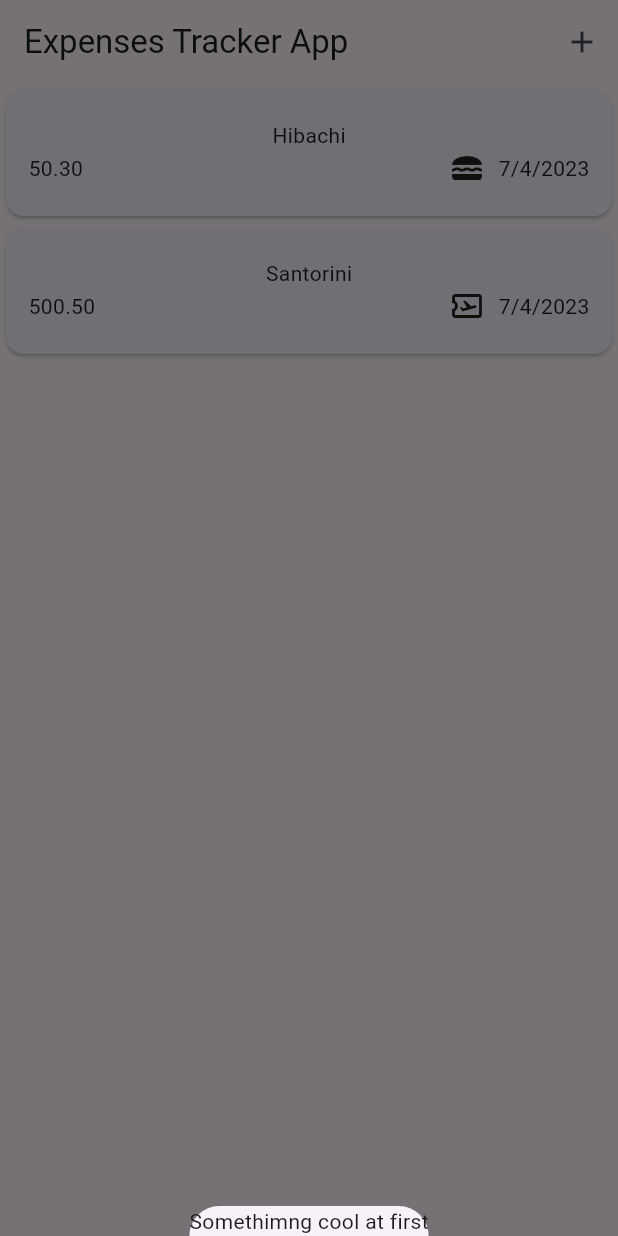
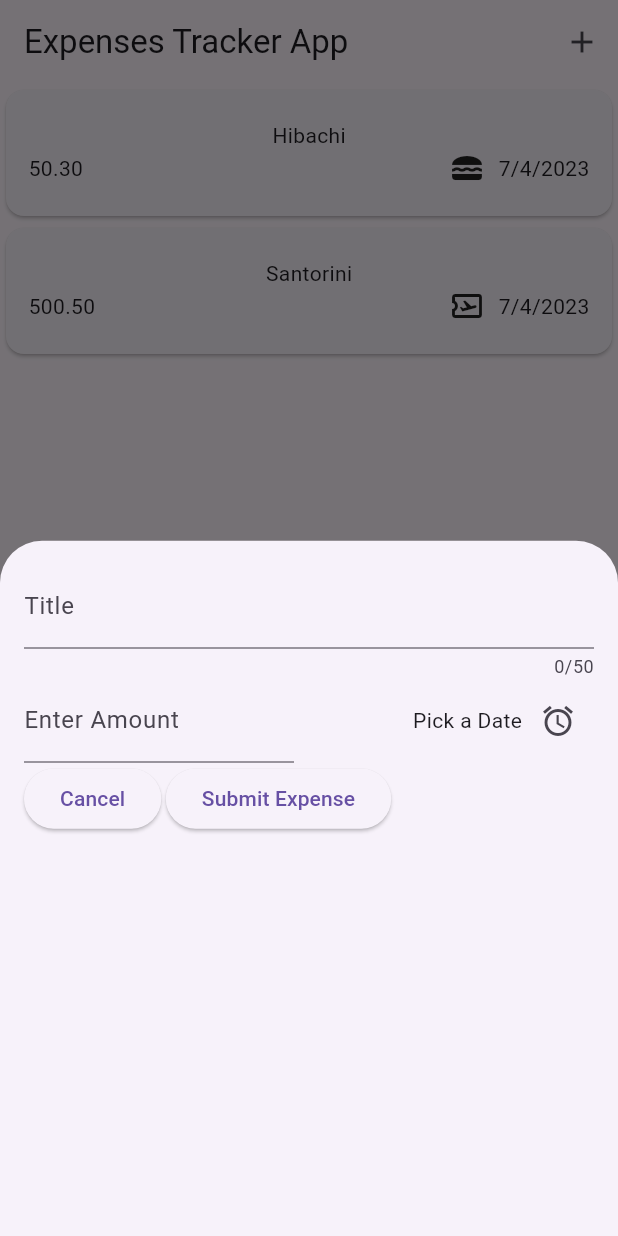
Before and after one commit to vinxe-offiah/expense_tracker, a Flutter app: the screen it shows after launch, after a tap on the "add" icon, on a phone screen of 412 x 824 dp. Run offline on Flutter 3.47's test engine with Material 2 defaults, Android fonts, the phone set to English and light mode, and no system bars.

Commit message:
Further Mod

```diff
--- a/lib/widgets/expenses.dart
+++ b/lib/widgets/expenses.dart
@@ -1,5 +1,6 @@
 import 'package:expense_tracker/widgets/expenses_list/expenses_list.dart';
 import 'package:expense_tracker/models/expense.dart';
+import 'package:expense_tracker/widgets/new_expense.dart';
 import 'package:flutter/material.dart';
 
 class Expenses extends StatefulWidget {
@@ -30,7 +31,7 @@ class _ExpensesState extends State<Expenses> {
   void _showModalOverlay() {
     showModalBottomSheet(
       context: context,
-      builder: (ctx) => const Text('Somethimng cool at first'),
+      builder: (ctx) => const NewExpense(),
     );
   }
 
--- /dev/null
+++ b/lib/widgets/new_expense.dart
@@ -0,0 +1,96 @@
+import 'package:flutter/material.dart';
+
+class NewExpense extends StatefulWidget {
+  const NewExpense({super.key});
+
+  @override
+  State<NewExpense> createState() {
+    return _NewExpenseState();
+  }
+}
+
+class _NewExpenseState extends State<NewExpense> {
+  final _theInputController = TextEditingController();
+  final _amountController = TextEditingController();
+
+  void _presentDatePicker() {
+    final now = DateTime.now();
+    final firstDate = DateTime(now.year - 1, now.month, now.day);
+
+    showDatePicker(
+        context: context,
+        initialDate: now,
+        firstDate: firstDate,
+        lastDate: now);
+  }
+
+  @override
+  void dispose() {
+    _theInputController.dispose();
+    _amountController.dispose();
+    super.dispose();
+  }
+
+  @override
+  Widget build(context) {
+    return Padding(
+      padding: const EdgeInsets.all(16),
+      child: Column(
+        children: [
+          TextField(
+            controller: _theInputController,
+            maxLength: 50,
+            decoration: const InputDecoration(
+              label: Text('Title'),
+            ),
+          ),
+          Row(
+            children: [
+              Expanded(
+                child: TextField(
+                  controller: _amountController,
+                  keyboardType:
+                      const TextInputType.numberWithOptions(decimal: true),
+                  decoration: const InputDecoration(
+                    label: Text('Enter Amount'),
+                  ),
+                ),
+              ),
+              const SizedBox(width: 20),
+              Expanded(
+                child: Row(
+                  mainAxisAlignment: MainAxisAlignment.end,
+                  children: [
+                    const Text('Pick a Date'),
+                    IconButton(
+                      onPressed: _presentDatePicker,
+                      icon: const Icon(Icons.access_alarm),
+                    ),
+                  ],
+                ),
+              ),
+            ],
+          ),
+          Row(
+            children: [
+              ElevatedButton(
+                onPressed: () {
+                  Navigator.pop(context);
+                },
+                child: const Text('Cancel'),
+              ),
+              const SizedBox(width: 3),
+              ElevatedButton(
+                onPressed: () {
+                  print(_theInputController.text);
+                  print(_amountController.text);
+                },
+                child: const Text('Submit Expense'),
+              ),
+            ],
+          ),
+        ],
+      ),
+    );
+  }
+}
```
